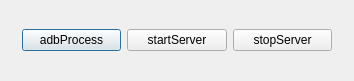
barry-ran/QtScrcpy, file QtScrcpy/dialog.ui: the form before one commit.
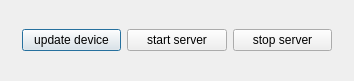
The form after the commit.

What changed in the file:
```diff
--- a/QtScrcpy/dialog.ui
+++ b/QtScrcpy/dialog.ui
@@ -32,21 +32,21 @@
       <item>
        <widget class="QPushButton" name="adbProcess">
         <property name="text">
-         <string>adbProcess</string>
+         <string>update device</string>
         </property>
        </widget>
       </item>
       <item>
        <widget class="QPushButton" name="startServerBtn">
         <property name="text">
-         <string>startServer</string>
+         <string>start server</string>
         </property>
        </widget>
       </item>
       <item>
        <widget class="QPushButton" name="stopServerBtn">
         <property name="text">
-         <string>stopServer</string>
+         <string>stop server</string>
         </property>
        </widget>
       </item>
```
Left out of the diff: 2 changed lines with no effect on the pictures.
